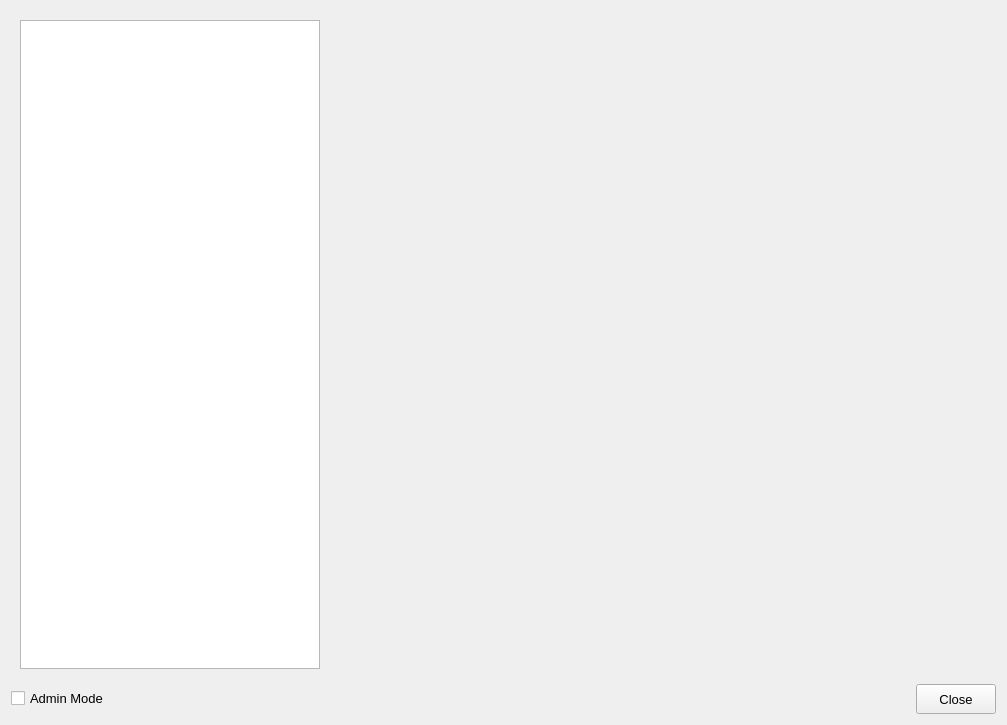
The window that interface/SettingsWindow.ui (tonmaiart/UkoreHub) describes before a commit, drawn with Qt 5.
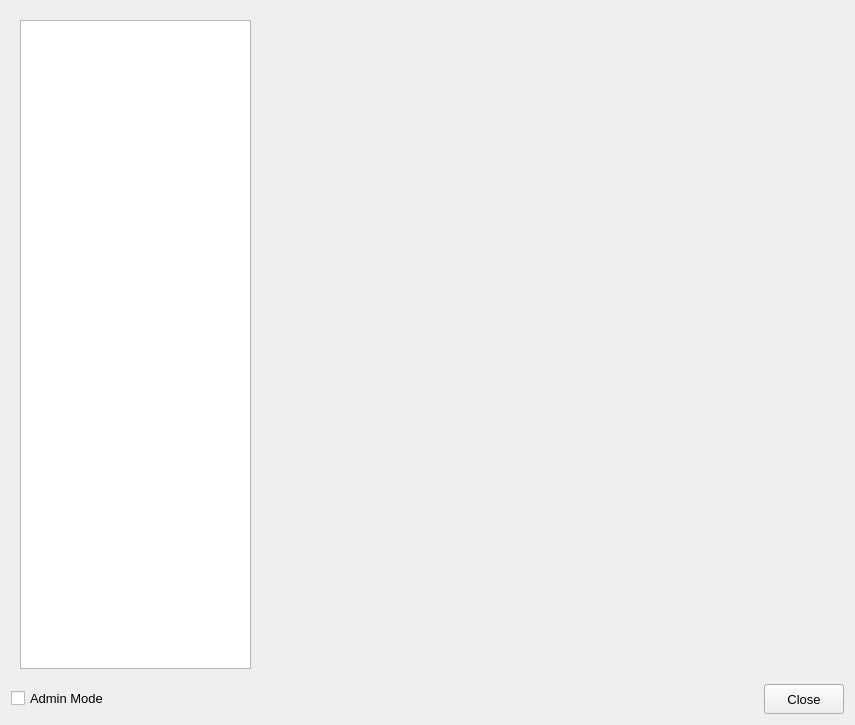
The same window after the commit.

The edit to the form file:
```diff
--- a/interface/SettingsWindow.ui
+++ b/interface/SettingsWindow.ui
@@ -6,7 +6,7 @@
    <rect>
     <x>0</x>
     <y>0</y>
-    <width>1007</width>
+    <width>855</width>
     <height>725</height>
    </rect>
   </property>
@@ -16,7 +16,7 @@
   <layout class="QGridLayout" name="gridLayout_2">
    <item row="0" column="0">
     <widget class="QWidget" name="widget" native="true">
-     <layout class="QGridLayout" name="gridLayout">
+     <layout class="QGridLayout" name="gridLayout" columnstretch="2,5">
       <item row="0" column="1">
        <widget class="QWidget" name="widget_setting_info" native="true"/>
       </item>
@@ -24,7 +24,7 @@
        <widget class="QListWidget" name="listWidget_settings">
         <property name="maximumSize">
          <size>
-          <width>300</width>
+          <width>16777215</width>
           <height>16777215</height>
          </size>
         </property>
```
